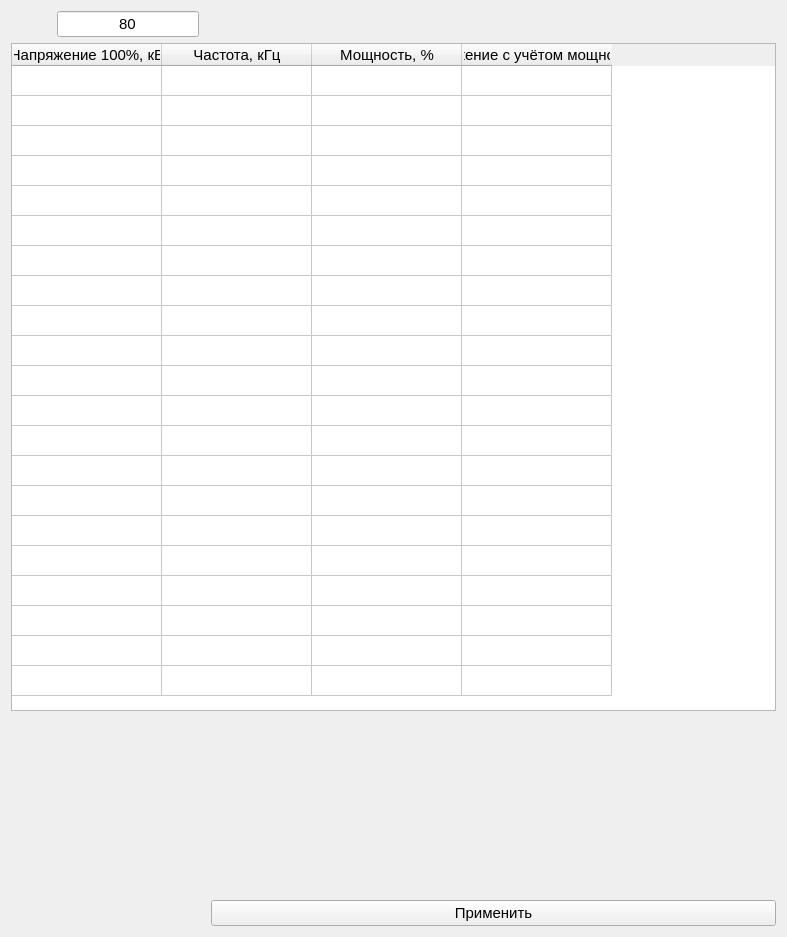
Above: voltage.ui from fdult/acceptance_generator before the change. Below: the same form after it.
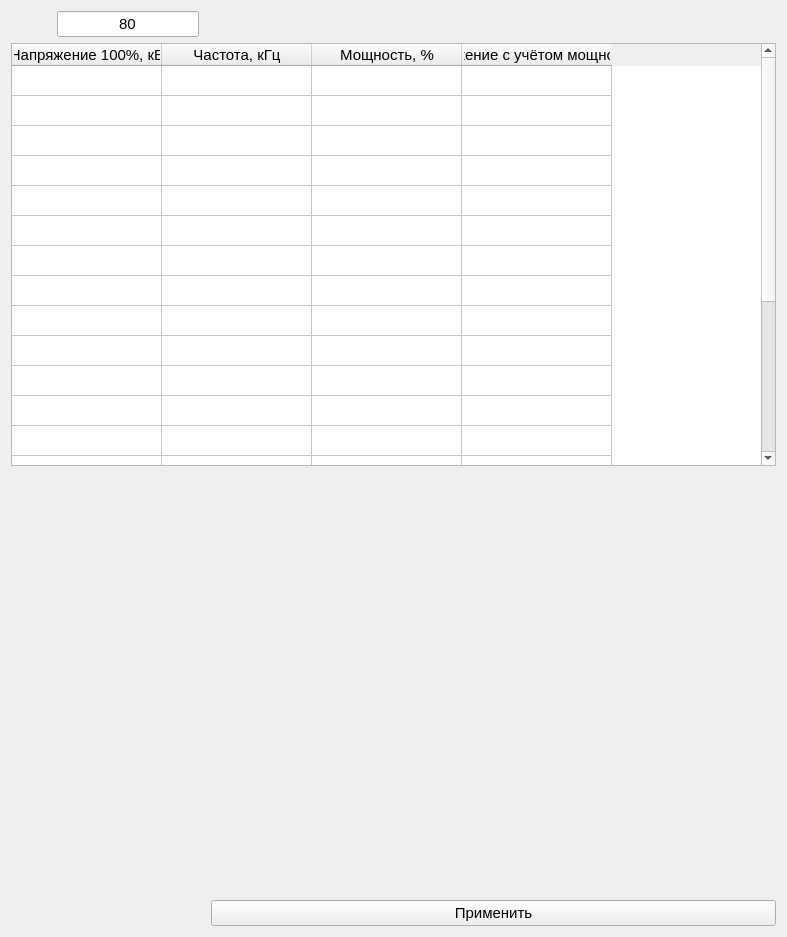
That is the form after the change. Icons and pictures are not drawn. Custom widgets are drawn as their Qt base class.

Patch:
```diff
--- a/voltage.ui
+++ b/voltage.ui
@@ -84,7 +84,7 @@
       <enum>Qt::ClickFocus</enum>
      </property>
      <property name="sizeAdjustPolicy">
-      <enum>QAbstractScrollArea::AdjustToContents</enum>
+      <enum>QAbstractScrollArea::AdjustIgnored</enum>
      </property>
      <property name="autoScrollMargin">
       <number>18</number>
@@ -926,7 +926,7 @@
    <item row="2" column="0" colspan="4">
     <widget class="QCustomPlot" name="plot" native="true">
      <property name="sizePolicy">
-      <sizepolicy hsizetype="Preferred" vsizetype="Expanding">
+      <sizepolicy hsizetype="Preferred" vsizetype="Preferred">
        <horstretch>0</horstretch>
        <verstretch>0</verstretch>
       </sizepolicy>
```
Left out of the diff: 2 changed lines with no effect on the pictures.
